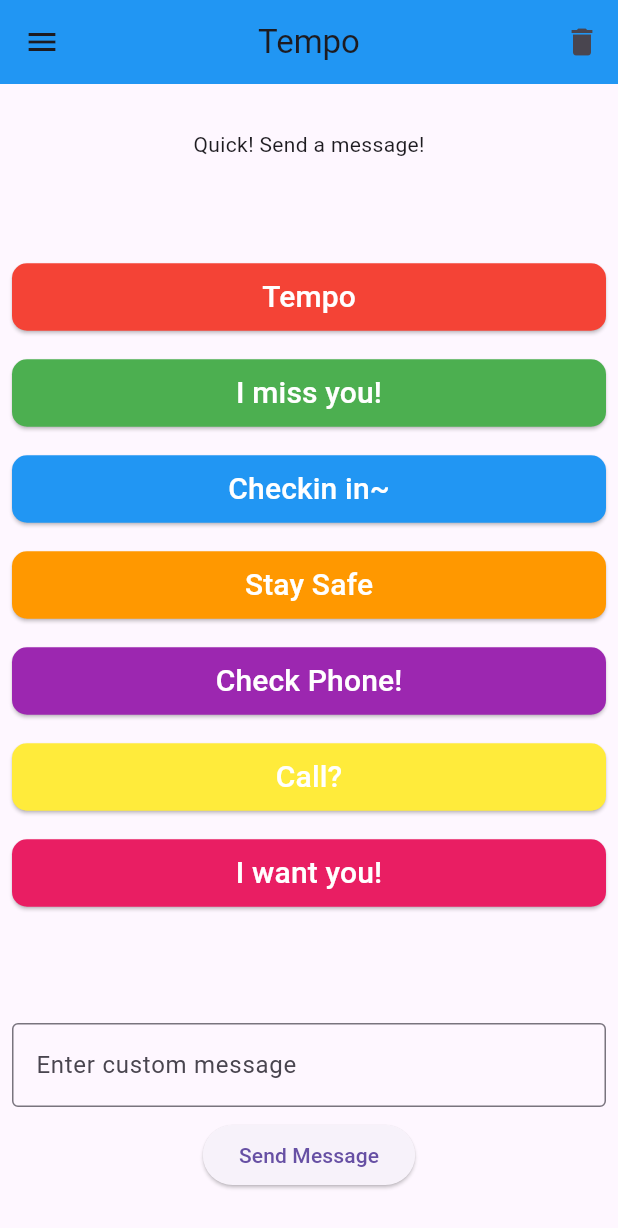
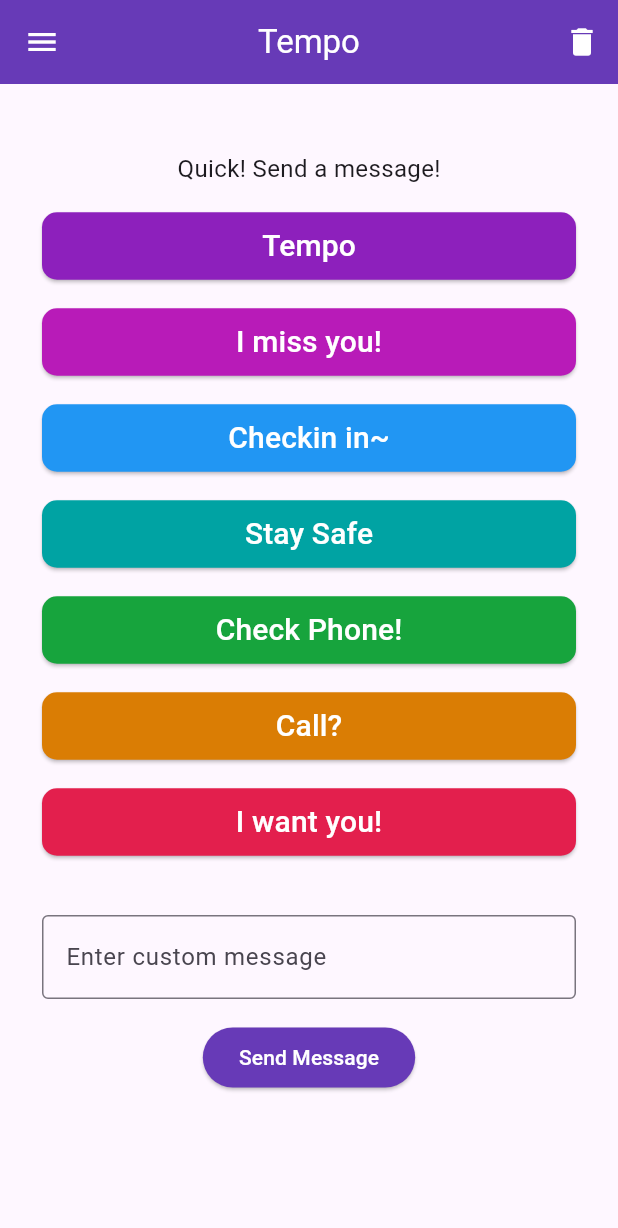
Before and after one commit to IsaiahSama/Tizzy, a Flutter app: the TempoScreen screen opened by its route, after a tap on "Send Message", on a phone screen of 412 x 824 dp. Shown: the top 1228 px of the screen. Run offline on Flutter 3.47's test engine with Material 3 defaults, Android fonts, the phone set to English and light mode, and no system bars; our stand-ins replace dio, firebase_core, firebase_messaging, flutter_riverpod, go_router, lucide_icons and 1 more; missing offline and left inert: android_intent_plus; accounts and stored records are empty; network calls fail.

Commit message:
Added very basic styling to tempo screen

```diff
--- a/mobile/tizzy_watch/lib/presentation/screens/register_screen.dart
+++ b/mobile/tizzy_watch/lib/presentation/screens/register_screen.dart
@@ -25,13 +25,22 @@ class _RegisterScreenState extends State<RegisterScreen> {
             ),
             Text('Register to get Tizzied', style: TextStyle(fontSize: 20)),
             SizedBox(height: 20),
-            Row(
+            Column(
+              mainAxisAlignment: MainAxisAlignment.start,
               children: [
                 Text(
                   "Know your partner's ID?",
                   style: TextStyle(fontSize: 15, fontWeight: FontWeight.bold),
                 ),
-                TextField(
+                Row(
+                  mainAxisAlignment: MainAxisAlignment.center,
+                  children: [
+                    SizedBox(
+                      width: 350,
+                      child: Expanded(
+                        child: Padding(
+                          padding: const EdgeInsets.all(8.0),
+                          child: TextField(
                             decoration: InputDecoration(
                               border: OutlineInputBorder(),
                               labelText: 'Enter Companion ID',
@@ -42,9 +51,16 @@ class _RegisterScreenState extends State<RegisterScreen> {
                               });
                             },
                           ),
+                        ),
+                      ),
+                    ),
                   ],
                 ),
-            Row(
+              ],
+            ),
+            Padding(
+              padding: const EdgeInsets.all(8.0),
+              child: Row(
                 mainAxisAlignment: MainAxisAlignment.center,
                 children: [
                   Padding(
@@ -79,6 +95,7 @@ class _RegisterScreenState extends State<RegisterScreen> {
                   ),
                 ],
               ),
+            ),
           ],
         ),
       ),
--- a/mobile/tizzy_watch/lib/presentation/screens/tempo_screen.dart
+++ b/mobile/tizzy_watch/lib/presentation/screens/tempo_screen.dart
@@ -8,15 +8,29 @@ import 'package:tizzy_watch/domain/entities/tempo_message.dart';
 import 'package:tizzy_watch/presentation/widgets/tempo/tempo_message_widget.dart';
 import "package:tizzy_watch/core/auth.dart";
 
-
 List<TempoMessage> messages = [
-  TempoMessage(message: "Tempo", color: Colors.red),
-  TempoMessage(message: "I miss you!", color: Colors.green),
+  TempoMessage(
+    message: "Tempo",
+    color: const Color.fromARGB(255, 141, 32, 188),
+  ),
+  TempoMessage(
+    message: "I miss you!",
+    color: const Color.fromARGB(255, 184, 27, 184),
+  ),
   TempoMessage(message: "Checkin in~", color: Colors.blue),
-  TempoMessage(message: "Stay Safe", color: Colors.orange),
-  TempoMessage(message: "Check Phone!", color: Colors.purple),
-  TempoMessage(message: "Call?", color: Colors.yellow),
-  TempoMessage(message: "I want you!", color: Colors.pink),
+  TempoMessage(
+    message: "Stay Safe",
+    color: const Color.fromARGB(255, 0, 163, 163),
+  ),
+  TempoMessage(
+    message: "Check Phone!",
+    color: const Color.fromARGB(255, 23, 164, 61),
+  ),
+  TempoMessage(message: "Call?", color: const Color.fromARGB(255, 218, 125, 4)),
+  TempoMessage(
+    message: "I want you!",
+    color: const Color.fromARGB(255, 227, 31, 77),
+  ),
 ];
 
 final customTextProvider = StateProvider<String>((ref) => '');
@@ -29,19 +43,25 @@ class TempoScreen extends ConsumerWidget {
     return Scaffold(
       appBar: MyAppBar(title: "Tempo"),
       drawer: AppDrawer(),
-      body: Column(
-        mainAxisAlignment: MainAxisAlignment.spaceAround,
-        children:[
-          Text('Quick! Send a message!'),
+      body: Padding(
+        padding: const EdgeInsets.all(20.0),
+        child: Column(
+          children: [
+            Padding(
+              padding: const EdgeInsets.fromLTRB(8.0, 25.0, 8.0, 8.0),
+              child: Text('Quick! Send a message!', style: TextStyle(fontSize: 16, fontWeight: FontWeight.w400),),
+            ),
             ListView.builder(
               shrinkWrap: true,
               itemCount: messages.length,
-            itemBuilder: (context, index) => TempoMessageWidget(message: messages[index]),
+              itemBuilder:
+                  (context, index) =>
+                      TempoMessageWidget(message: messages[index]),
             ),
             Column(
               children: [
                 Padding(
-                padding: const EdgeInsets.all(8.0),
+                  padding: const EdgeInsets.fromLTRB(8.0, 30.0, 8.0, 15.0),
                   child: TextField(
                     decoration: InputDecoration(
                       border: OutlineInputBorder(),
@@ -53,19 +73,32 @@ class TempoScreen extends ConsumerWidget {
                   ),
                 ),
                 ElevatedButton(
+                  style: ButtonStyle(
+                    foregroundColor: WidgetStateProperty.all<Color>(Colors.white),
+                    backgroundColor: WidgetStateProperty.all<Color>(Colors.deepPurple),
+                  ),
                   onPressed: () async {
-                  TempoMessage msg = TempoMessage(message: ref.read(customTextProvider.notifier).state, color: Colors.purple);
+                    TempoMessage msg = TempoMessage(
+                      message: ref.read(customTextProvider.notifier).state,
+                      color: Colors.purple,
+                    );
                     // await GadgetBridgeService.sendTempoMesssage(msg);
-                  final formData = FormData.fromMap({"message": msg.message, "sender_id": await AuthService.getDeviceID(), "color": "blue"});
-                  await ref.read(dioProvider).post("/tempo/notify", data: formData);
-
+                    final formData = FormData.fromMap({
+                      "message": msg.message,
+                      "sender_id": await AuthService.getDeviceID(),
+                      "color": "blue",
+                    });
+                    await ref
+                        .read(dioProvider)
+                        .post("/tempo/notify", data: formData);
                   },
                   child: Text('Send Message'),
                 ),
               ],
             ),
-        ]
-      )
+          ],
+        ),
+      ),
     );
   }
 }
--- a/mobile/tizzy_watch/lib/presentation/widgets/app_bar.dart
+++ b/mobile/tizzy_watch/lib/presentation/widgets/app_bar.dart
@@ -15,7 +15,8 @@ class MyAppBar extends StatelessWidget implements PreferredSizeWidget {
     return AppBar(
       title: Text(title),
       centerTitle: true,
-      backgroundColor: Colors.blue,
+      backgroundColor: Colors.deepPurple,
+      foregroundColor: Colors.white,
       actions: [IconButton(onPressed: () async{
         await AuthService.clearUser();
         if(context.mounted) context.go('/register');
--- a/mobile/tizzy_watch/lib/presentation/widgets/app_drawer.dart
+++ b/mobile/tizzy_watch/lib/presentation/widgets/app_drawer.dart
@@ -12,10 +12,13 @@ class AppDrawer extends StatelessWidget {
         children: [
           const DrawerHeader(
             decoration: BoxDecoration(
-              color: Colors.blue,
+              color: Colors.deepPurple,
             ),
-            child: Text('Tizzy Watch Applications',
-                style: TextStyle(color: Colors.white, fontSize: 34)),
+            child: Padding(
+              padding: EdgeInsets.only(top: 10.0),
+              child: Text('Tizzy Apps',
+                  style: TextStyle(color: Colors.white, fontSize: 34)),
+            ),
           ),
           ListTile(
             title: const Text('Profile'),
```
Also changed, not shown: mobile/tizzy_watch/flutter_01.png (added). Lines whose indentation alone changed are shown as unchanged.
